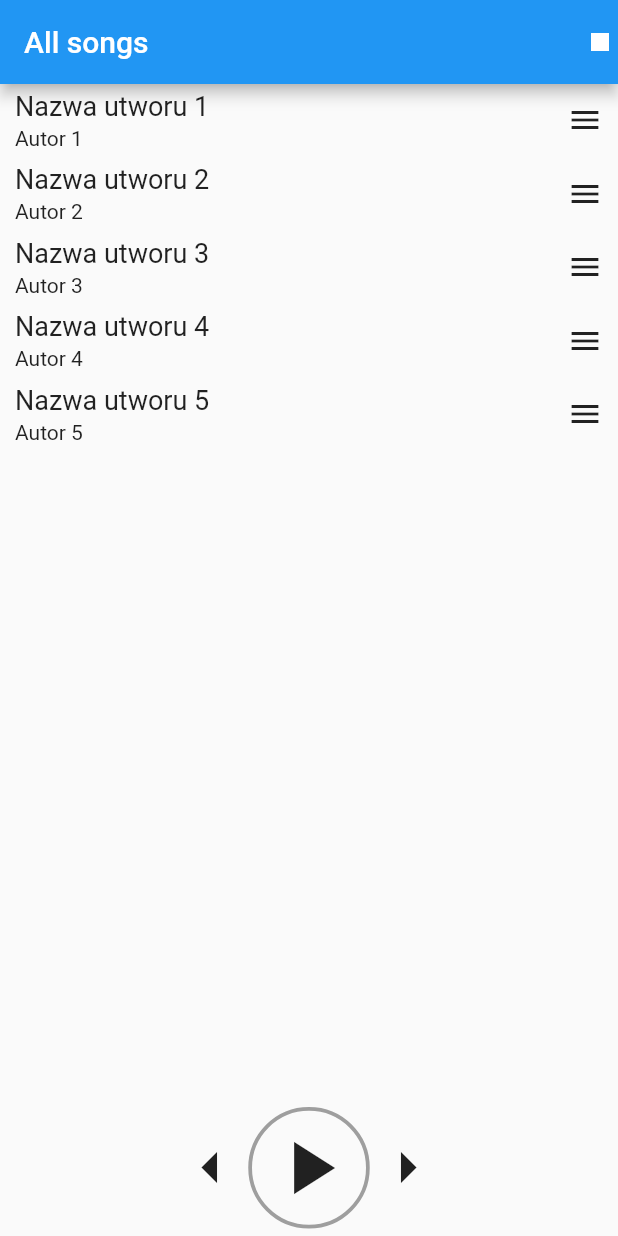
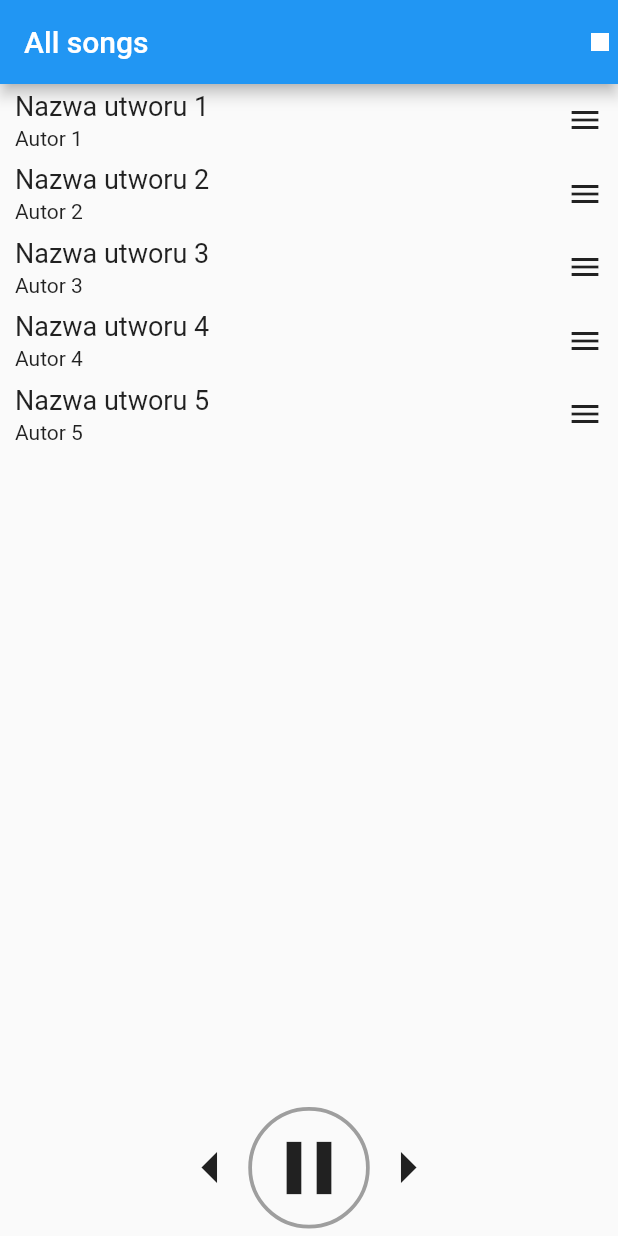
Before and after one commit to MDolega20/music_player_flutter, a Flutter app: the screen it shows after launch, after a tap on the "play arrow" icon, on a phone screen of 412 x 824 dp. Run offline on Flutter 3.47's test engine with Material 2 defaults, Android fonts, the phone set to English and light mode, and no system bars; our stand-ins replace assets_audio_player.

Commit message:
add some todos

```diff
--- a/lib/main.dart
+++ b/lib/main.dart
@@ -121,7 +121,7 @@ class _MyHomePageState extends State<MyHomePage> {
         itemCount: model.tracks.length,
         itemBuilder: (context, index) {
           final item = model.tracks[index];
-          return GestureDetector(
+          return GestureDetector( //TODO  recognize gestures on text or icon but not on background
             onTap: () => model.playTrack(item),
             child: Padding(
               padding: EdgeInsets.only(left: 10, right: 10, top: 4, bottom: 5),
--- a/lib/model/MusicModel.dart
+++ b/lib/model/MusicModel.dart
@@ -79,7 +79,8 @@ class MusicModel extends Model {
 //    });
 
     assetsAudioPlayer.playOrPause();
-    isPlaying = false;
+    isPlaying = !isPlaying;
+    notifyListeners();
   }
 
 
```
